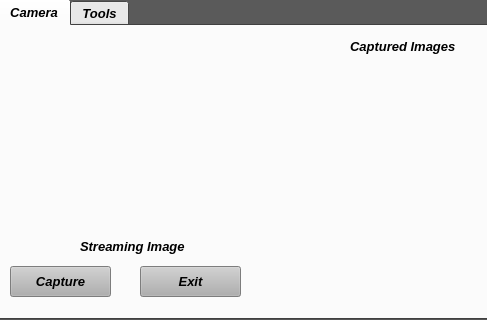
Qt form RaspCam/mainwindow.ui (mandoo25/PowerDevelopers) before a commit.
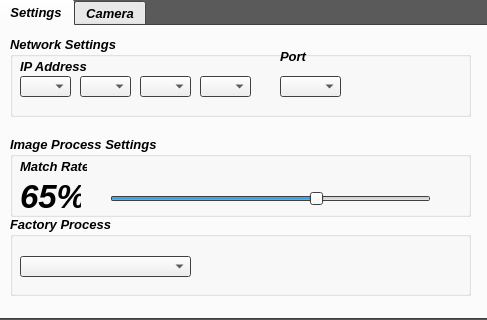
The same form after that commit.

```diff
--- a/RaspCam/mainwindow.ui
+++ b/RaspCam/mainwindow.ui
@@ -98,6 +98,201 @@
     <property name="currentIndex">
      <number>0</number>
     </property>
+    <widget class="QWidget" name="SettingTab">
+     <attribute name="title">
+      <string>Settings</string>
+     </attribute>
+     <widget class="QGroupBox" name="groupBox">
+      <property name="geometry">
+       <rect>
+        <x>10</x>
+        <y>10</y>
+        <width>461</width>
+        <height>81</height>
+       </rect>
+      </property>
+      <property name="contextMenuPolicy">
+       <enum>Qt::NoContextMenu</enum>
+      </property>
+      <property name="autoFillBackground">
+       <bool>false</bool>
+      </property>
+      <property name="title">
+       <string>Network Settings</string>
+      </property>
+      <property name="flat">
+       <bool>false</bool>
+      </property>
+      <property name="checkable">
+       <bool>false</bool>
+      </property>
+      <widget class="QLabel" name="label_3">
+       <property name="geometry">
+        <rect>
+         <x>10</x>
+         <y>20</y>
+         <width>67</width>
+         <height>21</height>
+        </rect>
+       </property>
+       <property name="text">
+        <string>IP Address</string>
+       </property>
+      </widget>
+      <widget class="QComboBox" name="ipcb1">
+       <property name="geometry">
+        <rect>
+         <x>10</x>
+         <y>40</y>
+         <width>51</width>
+         <height>21</height>
+        </rect>
+       </property>
+      </widget>
+      <widget class="QComboBox" name="ipcb2">
+       <property name="geometry">
+        <rect>
+         <x>70</x>
+         <y>40</y>
+         <width>51</width>
+         <height>21</height>
+        </rect>
+       </property>
+      </widget>
+      <widget class="QComboBox" name="ipcb3">
+       <property name="geometry">
+        <rect>
+         <x>130</x>
+         <y>40</y>
+         <width>51</width>
+         <height>21</height>
+        </rect>
+       </property>
+      </widget>
+      <widget class="QComboBox" name="ipcb4">
+       <property name="geometry">
+        <rect>
+         <x>190</x>
+         <y>40</y>
+         <width>51</width>
+         <height>21</height>
+        </rect>
+       </property>
+      </widget>
+      <widget class="QComboBox" name="portcb">
+       <property name="geometry">
+        <rect>
+         <x>270</x>
+         <y>40</y>
+         <width>61</width>
+         <height>21</height>
+        </rect>
+       </property>
+      </widget>
+      <widget class="QLabel" name="label_4">
+       <property name="geometry">
+        <rect>
+         <x>270</x>
+         <y>10</y>
+         <width>67</width>
+         <height>21</height>
+        </rect>
+       </property>
+       <property name="text">
+        <string>Port</string>
+       </property>
+      </widget>
+     </widget>
+     <widget class="QGroupBox" name="groupBox_2">
+      <property name="geometry">
+       <rect>
+        <x>10</x>
+        <y>110</y>
+        <width>461</width>
+        <height>81</height>
+       </rect>
+      </property>
+      <property name="title">
+       <string>Image Process Settings</string>
+      </property>
+      <widget class="QSlider" name="matchRateSlider">
+       <property name="geometry">
+        <rect>
+         <x>100</x>
+         <y>50</y>
+         <width>321</width>
+         <height>26</height>
+        </rect>
+       </property>
+       <property name="maximum">
+        <number>100</number>
+       </property>
+       <property name="value">
+        <number>65</number>
+       </property>
+       <property name="orientation">
+        <enum>Qt::Horizontal</enum>
+       </property>
+      </widget>
+      <widget class="QLabel" name="label_5">
+       <property name="geometry">
+        <rect>
+         <x>10</x>
+         <y>20</y>
+         <width>67</width>
+         <height>21</height>
+        </rect>
+       </property>
+       <property name="text">
+        <string>Match Rate</string>
+       </property>
+      </widget>
+      <widget class="QLabel" name="currentRate">
+       <property name="geometry">
+        <rect>
+         <x>10</x>
+         <y>40</y>
+         <width>61</width>
+         <height>41</height>
+        </rect>
+       </property>
+       <property name="font">
+        <font>
+         <pointsize>25</pointsize>
+        </font>
+       </property>
+       <property name="text">
+        <string>65%</string>
+       </property>
+       <property name="textFormat">
+        <enum>Qt::AutoText</enum>
+       </property>
+      </widget>
+     </widget>
+     <widget class="QGroupBox" name="groupBox_3">
+      <property name="geometry">
+       <rect>
+        <x>10</x>
+        <y>190</y>
+        <width>461</width>
+        <height>80</height>
+       </rect>
+      </property>
+      <property name="title">
+       <string>Factory Process</string>
+      </property>
+      <widget class="QComboBox" name="factorycb">
+       <property name="geometry">
+        <rect>
+         <x>10</x>
+         <y>40</y>
+         <width>171</width>
+         <height>21</height>
+        </rect>
+       </property>
+      </widget>
+     </widget>
+    </widget>
     <widget class="QWidget" name="CameraTab">
      <property name="palette">
       <palette>
@@ -648,11 +843,6 @@
       </property>
      </widget>
     </widget>
-    <widget class="QWidget" name="ToolsTab">
-     <attribute name="title">
-      <string>Tools</string>
-     </attribute>
-    </widget>
    </widget>
   </widget>
  </widget>
```
